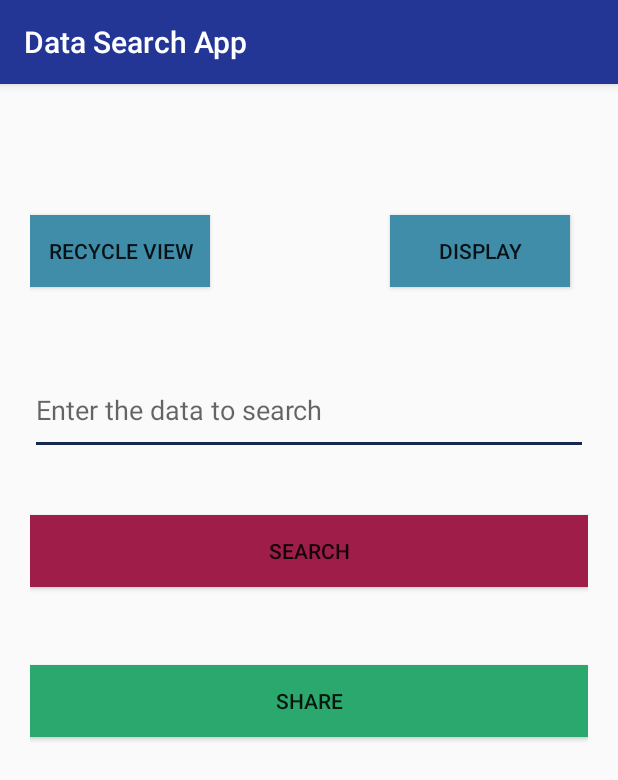
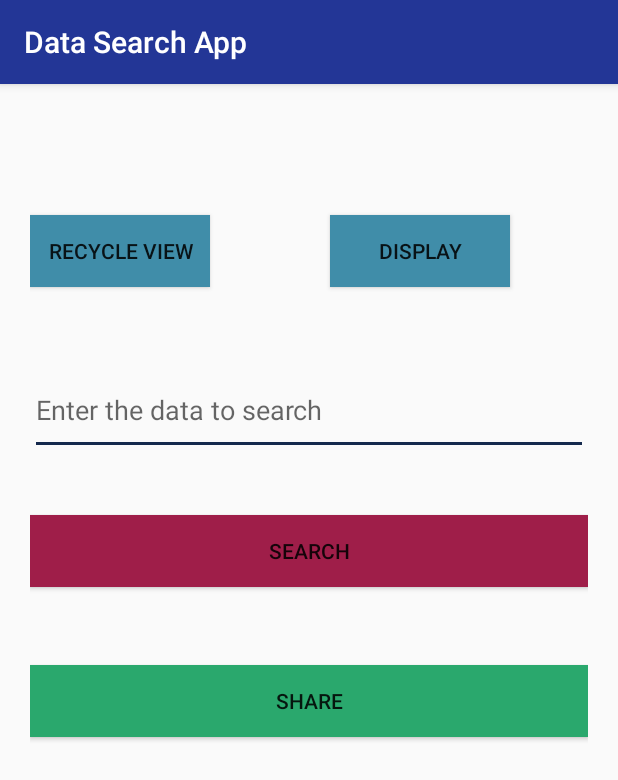
Before and after one commit to teja963/DATA-SEARCH-APP, an Android app: the screen it shows after launch (MainActivity), on a phone screen of 412 x 824 dp. Shown: the top 780 px of the screen. Run offline under Robolectric (Android 15) with nearby library versions, the phone set to English and light mode, and no system bars.

Commit message:
Data Search App completed Finally!!!

```diff
--- a/app/src/main/res/layout/activity_main.xml
+++ b/app/src/main/res/layout/activity_main.xml
@@ -28,8 +28,7 @@
         android:layout_alignParentTop="true"
         android:layout_centerHorizontal="true"
         android:layout_marginTop="67dp"
-        android:layout_marginStart="240dp"
-        android:layout_marginEnd="10dp"
+        android:layout_marginStart="200dp"
         android:background="#408DA9"
         android:text="@string/display"
         android:textAlignment="center" />
```
Also changed, not shown: 1 other file.
